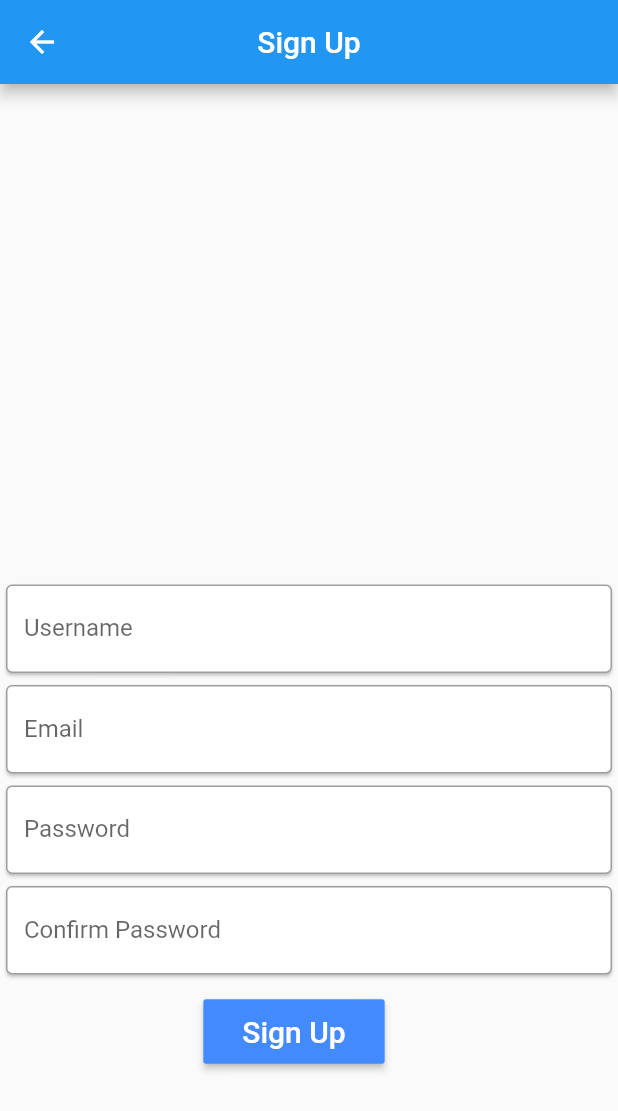
After one commit to ThanhDang143/CalendarApp, a Flutter app: the screen it shows after launch, after a tap on "Sign In", after a tap on "Sign Up", on a phone screen of 412 x 824 dp. The commit adds this screen. Shown: the top 1111 px of the screen. Run offline on Flutter 3.47's test engine with Material 2 defaults, Android fonts, the phone set to English and light mode, and no system bars; our stand-ins replace cloud_firestore, firebase_auth, firebase_core, flutter_local_notifications, table_calendar; accounts and stored records are empty.

Commit message:
Complete: - Sign In - Sign Up - Sign Out

```diff
--- a/lib/main.dart
+++ b/lib/main.dart
@@ -1,9 +1,11 @@
 // ignore: unused_import
 import 'package:calendar_app/misc/misc.dart';
-import 'package:calendar_app/views/HomePage.dart';
+import 'package:calendar_app/views/Main/HomePage.dart';
 import 'package:flutter/material.dart';
 import 'package:firebase_core/firebase_core.dart';
 import 'package:flutter_local_notifications/flutter_local_notifications.dart';
+
+import 'misc/misc.dart';
 
 final FlutterLocalNotificationsPlugin flutterLocalNotificationsPlugin =
     FlutterLocalNotificationsPlugin();
@@ -52,7 +54,7 @@ class MyApp extends StatelessWidget {
       theme: ThemeData(
         primarySwatch: Colors.blue,
       ),
-      home: HomePage(),
+      home: checkLogin(),
     );
   }
 }
--- a/lib/misc/misc.dart
+++ b/lib/misc/misc.dart
@@ -1,10 +1,13 @@
-import 'package:calendar_app/views/AllEvents.dart';
-import 'package:calendar_app/views/HomePage.dart';
+import 'package:calendar_app/views/Auth/SignIn.dart';
+import 'package:calendar_app/views/Main/AllEvents.dart';
+import 'package:calendar_app/views/Main/HomePage.dart';
 import 'package:cloud_firestore/cloud_firestore.dart';
+import 'package:firebase_auth/firebase_auth.dart';
 import 'package:flutter/material.dart';
 import 'package:flutter_local_notifications/flutter_local_notifications.dart';
 
 import '../main.dart';
+import '../views/Main/AllEvents.dart';
 
 Widget appBar(String title) {
   return AppBar(
@@ -32,7 +35,7 @@ Widget containerDecor(
       ));
 }
 
-Widget feature(BuildContext context, Widget otherScreen, String featureName) {
+Widget navigator(BuildContext context, Widget otherScreen, String featureName) {
   return ListTile(
     title: Text(featureName),
     onTap: () {
@@ -46,19 +49,38 @@ Widget feature(BuildContext context, Widget otherScreen, String featureName) {
   );
 }
 
-Widget drawer(BuildContext context, String usn, String email) {
-  return Drawer(
+Widget signOutWidget(
+    BuildContext context, Widget otherScreen, String featureName) {
+  return ListTile(
+    title: Text(featureName),
+    onTap: () {
+      signOut();
+
+      Navigator.pop(context);
+
+      Navigator.push(
+        context,
+        MaterialPageRoute(builder: (context) => otherScreen),
+      );
+    },
+  );
+}
+
+Widget drawer(BuildContext context) {
+
+    return Drawer(
     child: ListView(
       children: [
         UserAccountsDrawerHeader(
-          accountName: Text(usn),
-          accountEmail: Text(email),
+        accountName: Text('${FirebaseAuth.instance.currentUser.displayName}'),
+          accountEmail: Text('${FirebaseAuth.instance.currentUser.email}'),
           currentAccountPicture: CircleAvatar(
             backgroundColor: Colors.white,
           ),
         ),
-        feature(context, HomePage(), 'Home'),
-        feature(context, AllEvents(), 'All Events'),
+        navigator(context, HomePage(), 'Home'),
+        navigator(context, AllEvents(), 'All Events'),
+        signOutWidget(context, SignIn(), 'Sign Out')
       ],
     ),
   );
@@ -175,3 +197,125 @@ syncNoti() {
     },
   );
 }
+
+//Auth
+bool isValidEmail(value) {
+  return RegExp(
+          r'^(([^<>()[\]\\.,;:\s@\"]+(\.[^<>()[\]\\.,;:\s@\"]+)*)|(\".+\"))@((\[[0-9]{1,3}\.[0-9]{1,3}\.[0-9]{1,3}\.[0-9]{1,3}\])|(([a-zA-Z\-0-9]+\.)+[a-zA-Z]{2,}))$')
+      .hasMatch(value);
+}
+
+Widget alertSignInButton(BuildContext context) {
+  return FlatButton(
+    child: Text("Sign In"),
+    onPressed: () {
+      Navigator.pop(context);
+      Navigator.pop(context);
+    },
+  );
+}
+
+Widget alertTryAgainButton(BuildContext context) {
+  return FlatButton(
+    child: Text("Try Again"),
+    onPressed: () {
+      Navigator.pop(context);
+    },
+  );
+}
+
+showAlertDialog(
+    BuildContext context, String title, String message, Widget action) {
+  AlertDialog alert = AlertDialog(
+    title: Text("$title"),
+    content: Text("$message"),
+    actions: [
+      action,
+    ],
+  );
+
+  showDialog(
+    context: context,
+    builder: (BuildContext context) {
+      return alert;
+    },
+  );
+}
+
+Future signOut() async {
+  try {
+    return await FirebaseAuth.instance.signOut();
+  } catch (e) {
+    print(e.toString());
+    return null;
+  }
+}
+
+Future signUp(BuildContext context, String email, String password,
+    String displayName) async {
+  try {
+    UserCredential userCredential = await FirebaseAuth.instance
+        .createUserWithEmailAndPassword(email: email, password: password);
+    showAlertDialog(
+      context,
+      'Sign Up',
+      'Success',
+      alertSignInButton(context),
+    );
+    FirebaseAuth.instance.currentUser.updateProfile(displayName: displayName);
+  } on FirebaseAuthException catch (e) {
+    if (e.code == 'weak-password') {
+      showAlertDialog(
+        context,
+        'Sign Up',
+        'The password provided is too weak!',
+        alertTryAgainButton(context),
+      );
+    } else if (e.code == 'email-already-in-use') {
+      showAlertDialog(
+        context,
+        'Sign Up',
+        'The account already exists for that email!',
+        alertTryAgainButton(context),
+      );
+    }
+  } catch (e) {
+    showAlertDialog(
+      context,
+      'Sign Up',
+      'Oh No!!! We hava an error!',
+      alertTryAgainButton(context),
+    );
+  }
+}
+
+Future signIn(BuildContext context, String email, String password) async {
+  try {
+    UserCredential userCredential =
+        await FirebaseAuth.instance.signInWithEmailAndPassword(
+      email: email,
+      password: password,
+    );
+    Navigator.push(
+      context,
+      MaterialPageRoute(builder: (context) => HomePage()),
+    );
+  } catch (e) {
+    showAlertDialog(
+      context,
+      'Sign In',
+      'Oh No!!! Check your email or password!',
+      alertTryAgainButton(context),
+    );
+  }
+}
+
+Widget checkLogin() {
+  User _user = FirebaseAuth.instance.currentUser;
+
+  //Check login
+  if (_user != null) {
+    return HomePage();
+  }
+  return SignIn();
+}
--- /dev/null
+++ b/lib/views/Auth/SignIn.dart
@@ -0,0 +1,124 @@
+import 'package:calendar_app/misc/misc.dart';
+import 'package:calendar_app/views/Auth/SignUp.dart';
+import 'package:firebase_auth/firebase_auth.dart';
+import 'package:flutter/material.dart';
+
+class SignIn extends StatefulWidget {
+  @override
+  _SignInState createState() => _SignInState();
+}
+
+class _SignInState extends State<SignIn> {
+  final _formKey = GlobalKey<FormState>();
+  final auth = FirebaseAuth.instance;
+
+  TextEditingController emailController = TextEditingController();
+  TextEditingController passwordController = TextEditingController();
+
+  @override
+  Widget build(BuildContext context) {
+    return Form(
+      key: _formKey,
+      child: Scaffold(
+        body: ListView(
+          children: [
+            SizedBox(
+              height: MediaQuery.of(context).size.height / 7,
+            ),
+            Row(
+              mainAxisAlignment: MainAxisAlignment.center,
+              children: [
+                Text(
+                  'Sign In',
+                  style: TextStyle(fontSize: 50),
+                ),
+              ],
+            ),
+            SizedBox(
+              height: MediaQuery.of(context).size.height / 3,
+            ),
+            Card(
+              child: TextFormField(
+                controller: emailController,
+                autovalidateMode: AutovalidateMode.onUserInteraction,
+                validator: (value) {
+                  if (!isValidEmail(value)) {
+                    return 'Email wrong!!!';
+                  }
+                  return null;
+                },
+                keyboardType: TextInputType.emailAddress,
+                decoration: InputDecoration(
+                  labelText: 'Email',
+                  border: OutlineInputBorder(),
+                ),
+              ),
+            ),
+            Card(
+              child: TextFormField(
+                controller: passwordController,
+                obscureText: true,
+                autovalidateMode: AutovalidateMode.onUserInteraction,
+                validator: (value) {
+                  if (value.length < 6 || value.length > 64) {
+                    return 'Password wrong!!!';
+                  }
+                  return null;
+                },
+                decoration: InputDecoration(
+                  labelText: 'Password',
+                  border: OutlineInputBorder(),
+                ),
+              ),
+            ),
+            SizedBox(
+              height: 10,
+            ),
+            Row(
+              mainAxisAlignment: MainAxisAlignment.center,
+              children: [
+                RaisedButton(
+                  color: Colors.blueAccent,
+                  textColor: Colors.white,
+                  child: Container(
+                    padding: EdgeInsets.all(10),
+                    child: Text(
+                      'Sign In',
+                      style: TextStyle(fontSize: 20),
+                    ),
+                  ),
+                  onPressed: () async {
+                    if (_formKey.currentState.validate()) {
+                      signIn(context, emailController.text,
+                          passwordController.text);
+                    }
+                  },
+                ),
+                SizedBox(
+                  width: 20,
+                ),
+                RaisedButton(
+                  color: Colors.blueAccent,
+                  textColor: Colors.white,
+                  child: Container(
+                    padding: EdgeInsets.all(10),
+                    child: Text(
+                      'Sign Up',
+                      style: TextStyle(fontSize: 20),
+                    ),
+                  ),
+                  onPressed: () {
+                    Navigator.push(
+                      context,
+                      MaterialPageRoute(builder: (context) => SignUp()),
+                    );
+                  },
+                ),
+              ],
+            ),
+          ],
+        ),
+      ),
+    );
+  }
+}
--- /dev/null
+++ b/lib/views/Auth/SignUp.dart
@@ -0,0 +1,129 @@
+import 'package:calendar_app/misc/misc.dart';
+import 'package:flutter/material.dart';
+
+class SignUp extends StatefulWidget {
+  @override
+  _SignUpState createState() => _SignUpState();
+}
+
+class _SignUpState extends State<SignUp> {
+  final _formKey = GlobalKey<FormState>();
+
+  TextEditingController usernameController = TextEditingController();
+  TextEditingController emailController = TextEditingController();
+  TextEditingController passwordController = TextEditingController();
+  TextEditingController confirmController = TextEditingController();
+
+  @override
+  Widget build(BuildContext context) {
+    return Form(
+      key: _formKey,
+      child: Scaffold(
+        appBar: appBar('Sign Up'),
+        body: ListView(
+          children: [
+            SizedBox(
+              height: MediaQuery.of(context).size.height / 2.5,
+            ),
+            Card(
+              child: TextFormField(
+                controller: usernameController,
+                autovalidateMode: AutovalidateMode.onUserInteraction,
+                validator: (value) {
+                  if (value.isEmpty) {
+                    return 'Username!!!';
+                  }
+                  return null;
+                },
+                decoration: InputDecoration(
+                  labelText: 'Username',
+                  border: OutlineInputBorder(),
+                ),
+              ),
+            ),
+            Card(
+              child: TextFormField(
+                controller: emailController,
+                autovalidateMode: AutovalidateMode.onUserInteraction,
+                validator: (value) {
+                  if (!isValidEmail(value)) {
+                    return 'Email wrong!!!';
+                  }
+                  return null;
+                },
+                keyboardType: TextInputType.emailAddress,
+                decoration: InputDecoration(
+                  labelText: 'Email',
+                  border: OutlineInputBorder(),
+                ),
+              ),
+            ),
+            Card(
+              child: TextFormField(
+                controller: passwordController,
+                obscureText: true,
+                autovalidateMode: AutovalidateMode.onUserInteraction,
+                validator: (value) {
+                  if (value.length < 6 || value.length > 64) {
+                    return 'Password wrong!!!';
+                  }
+                  return null;
+                },
+                decoration: InputDecoration(
+                  labelText: 'Password',
+                  border: OutlineInputBorder(),
+                ),
+              ),
+            ),
+            Card(
+              child: TextFormField(
+                controller: confirmController,
+                obscureText: true,
+                autovalidateMode: AutovalidateMode.onUserInteraction,
+                validator: (value) {
+                  if (value.length < 6 ||
+                      value.length > 64 ||
+                      value != passwordController.text) {
+                    return 'Password wrong!!!';
+                  }
+                  return null;
+                },
+                decoration: InputDecoration(
+                  labelText: 'Confirm Password',
+                  border: OutlineInputBorder(),
+                ),
+              ),
+            ),
+            SizedBox(
+              height: 10,
+            ),
+            Row(
+              mainAxisAlignment: MainAxisAlignment.center,
+              children: [
+                RaisedButton(
+                  color: Colors.blueAccent,
+                  textColor: Colors.white,
+                  child: Container(
+                    padding: EdgeInsets.all(10),
+                    child: Text(
+                      'Sign Up',
+                      style: TextStyle(fontSize: 20),
+                    ),
+                  ),
+                  onPressed: () async {
+                    if (_formKey.currentState.validate()) {
+                      signUp(context, emailController.text, passwordController.text, usernameController.text);
+                    }
+                  },
+                ),
+                SizedBox(
+                  width: 20,
+                ),
+              ],
+            ),
+          ],
+        ),
+      ),
+    );
+  }
+}
--- a/lib/views/AddEvents.dart
+++ b/lib/views/Main/AddEvents.dart
@@ -1,4 +1,5 @@
 import 'package:calendar_app/misc/misc.dart';
+import 'package:firebase_auth/firebase_auth.dart';
 import 'package:flutter/material.dart';
 import 'package:cloud_firestore/cloud_firestore.dart';
 
@@ -201,9 +202,12 @@ class _AddEventsState extends State<AddEvents> {
 
             int alarmId = alarmID();
 
+            User _user = FirebaseAuth.instance.currentUser;
+
             if (isSwitched && !eventsTime.isBefore(DateTime.now())) {
               return setData
                   .set({
+                    'UserID': _user.uid,
                     'AlarmID': alarmId,
                     'Events': _eventsTitleController.text,
                     'Description': _eventsDesController.text,
@@ -220,6 +224,7 @@ class _AddEventsState extends State<AddEvents> {
             } else {
               return setData
                   .set({
+                    'UserID': _user.uid,
                     'AlarmID': alarmId,
                     'Events': _eventsTitleController.text,
                     'Description': _eventsDesController.text,
--- a/pubspec.yaml
+++ b/pubspec.yaml
@@ -23,6 +23,7 @@ environment:
 dependencies:
   flutter_local_notifications: ^3.0.1+6
   cloud_firestore: ^0.14.3
+  firebase_auth: ^0.18.4+1
   flutter:
     sdk: flutter
 
```
Also changed, not shown: lib/views/Main/AllEvents.dart (renamed from lib/views/AllEvents.dart, +10 -4 lines), lib/views/Main/EditEvents.dart (added, +240 -0 lines), lib/views/Main/HomePage.dart (renamed from lib/views/HomePage.dart, +7 -3 lines), lib/views/Main/DetailEvents.dart (renamed from lib/views/DetailEvents.dart), pubspec.lock, 1 other file.
